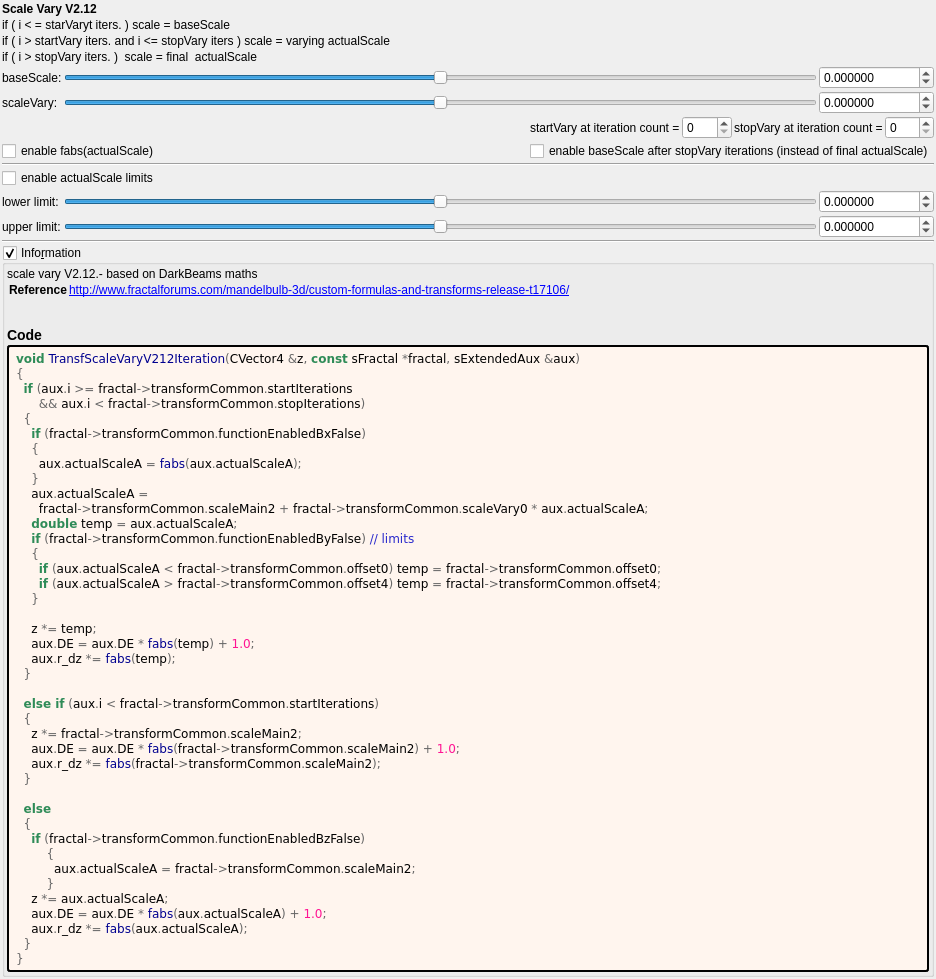
Old version of the form mandelbulber2/formula/ui/fractal_transf_scale_vary_v212.ui in the repository buddhi1980/mandelbulber2.
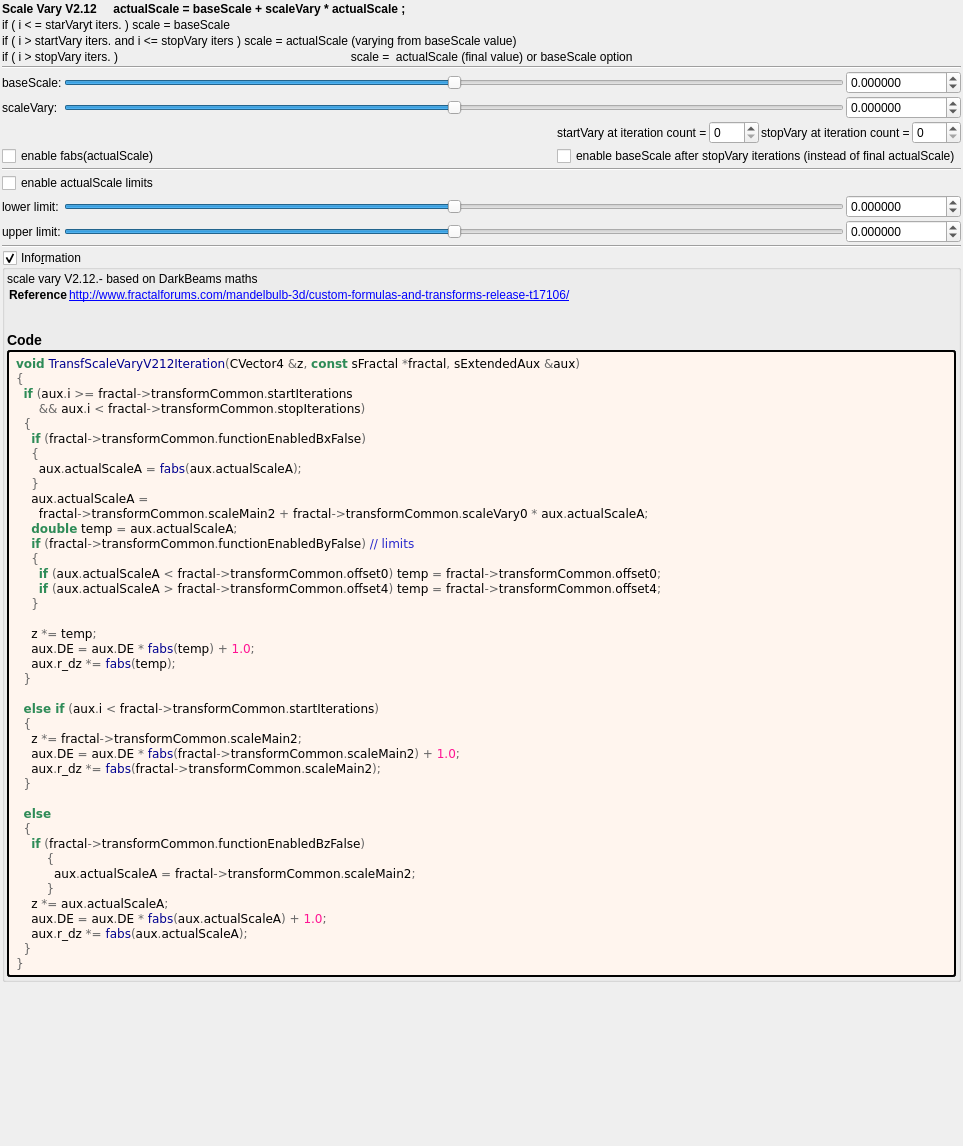
New version of the form. Custom widgets are drawn as their Qt base class.

Commit message: Recoded transf scale vary multi

Diff of the .ui file:
```diff
--- a/mandelbulber2/formula/ui/fractal_transf_scale_vary_v212.ui
+++ b/mandelbulber2/formula/ui/fractal_transf_scale_vary_v212.ui
@@ -6,8 +6,8 @@
    <rect>
     <x>0</x>
     <y>0</y>
-    <width>936</width>
-    <height>735</height>
+    <width>963</width>
+    <height>1146</height>
    </rect>
   </property>
   <property name="windowTitle">
@@ -31,20 +31,47 @@
    </property>
    <item>
     <layout class="QGridLayout" name="gridLayout_14">
+     <item row="1" column="0" colspan="3">
+      <widget class="QLabel" name="label_147">
+       <property name="text">
+        <string>if ( i &lt; = starVaryt iters. )                                                                  scale = baseScale</string>
+       </property>
+      </widget>
+     </item>
+     <item row="2" column="0" colspan="3">
+      <widget class="QLabel" name="label_159">
+       <property name="text">
+        <string>if ( i &gt; startVary iters. and i &lt;= stopVary iters )                         scale = actualScale (varying from baseScale value)</string>
+       </property>
+      </widget>
+     </item>
+     <item row="3" column="0" colspan="3">
+      <widget class="QLabel" name="label_157">
+       <property name="text">
+        <string>if ( i &gt; stopVary iters. )                                                                      scale =  actualScale (final value) or baseScale option</string>
+       </property>
+      </widget>
+     </item>
+     <item row="0" column="0" colspan="3">
+      <widget class="QLabel" name="label_141">
+       <property name="font">
+        <font>
+         <weight>75</weight>
+         <bold>true</bold>
+        </font>
+       </property>
+       <property name="text">
+        <string>Scale Vary V2.12     actualScale = baseScale + scaleVary * actualScale ;</string>
+       </property>
+      </widget>
+     </item>
      <item row="4" column="0" colspan="3">
       <layout class="QGridLayout" name="gridLayout_30">
        <property name="spacing">
         <number>2</number>
        </property>
-       <item row="12" column="0">
-        <widget class="QLabel" name="label_146">
-         <property name="text">
-          <string>lower limit:</string>
-         </property>
-        </widget>
-       </item>
-       <item row="12" column="1">
-        <widget class="QSlider" name="slider_transf_offset_0">
+       <item row="14" column="1">
+        <widget class="QSlider" name="slider_transf_offset_4">
          <property name="sizePolicy">
           <sizepolicy hsizetype="Expanding" vsizetype="Maximum">
            <horstretch>0</horstretch>
@@ -68,8 +95,15 @@
          </property>
         </widget>
        </item>
+       <item row="2" column="0">
+        <widget class="QLabel" name="label_144">
+         <property name="text">
+          <string>scaleVary:</string>
+         </property>
+        </widget>
+       </item>
        <item row="13" column="2">
-        <widget class="MyDoubleSpinBox" name="spinbox_transf_offset_4">
+        <widget class="MyDoubleSpinBox" name="spinbox_transf_offset_0">
          <property name="sizePolicy">
           <sizepolicy hsizetype="Minimum" vsizetype="Maximum">
            <horstretch>0</horstretch>
@@ -96,39 +130,74 @@
          </property>
         </widget>
        </item>
-       <item row="1" column="1">
-        <widget class="QSlider" name="slider_transf_scale_vary_0">
-         <property name="sizePolicy">
-          <sizepolicy hsizetype="Expanding" vsizetype="Maximum">
-           <horstretch>0</horstretch>
-           <verstretch>0</verstretch>
-          </sizepolicy>
-         </property>
-         <property name="minimum">
-          <number>-5000000</number>
-         </property>
-         <property name="maximum">
-          <number>5000000</number>
-         </property>
-         <property name="value">
-          <number>0</number>
-         </property>
-         <property name="sliderPosition">
-          <number>0</number>
-         </property>
+       <item row="11" column="0" colspan="3">
+        <widget class="Line" name="line_2">
          <property name="orientation">
           <enum>Qt::Horizontal</enum>
          </property>
         </widget>
        </item>
-       <item row="0" column="0">
+       <item row="2" column="2">
+        <widget class="MyDoubleSpinBox" name="spinbox_transf_scale_vary_0">
+         <property name="sizePolicy">
+          <sizepolicy hsizetype="Minimum" vsizetype="Maximum">
+           <horstretch>0</horstretch>
+           <verstretch>0</verstretch>
+          </sizepolicy>
+         </property>
+         <property name="prefix">
+          <string/>
+         </property>
+         <property name="suffix">
+          <string/>
+         </property>
+         <property name="decimals">
+          <number>6</number>
+         </property>
+         <property name="minimum">
+          <double>-100000.000000000000000</double>
+         </property>
+         <property name="maximum">
+          <double>100000.000000000000000</double>
+         </property>
+         <property name="singleStep">
+          <double>0.100000000000000</double>
+         </property>
+        </widget>
+       </item>
+       <item row="1" column="0">
         <widget class="QLabel" name="label_143">
          <property name="text">
           <string>baseScale:</string>
          </property>
         </widget>
        </item>
-       <item row="6" column="0" colspan="3">
+       <item row="13" column="1">
+        <widget class="QSlider" name="slider_transf_offset_0">
+         <property name="sizePolicy">
+          <sizepolicy hsizetype="Expanding" vsizetype="Maximum">
+           <horstretch>0</horstretch>
+           <verstretch>0</verstretch>
+          </sizepolicy>
+         </property>
+         <property name="minimum">
+          <number>-5000000</number>
+         </property>
+         <property name="maximum">
+          <number>5000000</number>
+         </property>
+         <property name="value">
+          <number>0</number>
+         </property>
+         <property name="sliderPosition">
+          <number>0</number>
+         </property>
+         <property name="orientation">
+          <enum>Qt::Horizontal</enum>
+         </property>
+        </widget>
+       </item>
+       <item row="7" column="0" colspan="3">
         <layout class="QGridLayout" name="gridLayout_3">
          <item row="1" column="3">
           <widget class="MySpinBox" name="spinboxInt_transf_start_iterations">
@@ -205,7 +274,42 @@
          </item>
         </layout>
        </item>
-       <item row="0" column="2">
+       <item row="13" column="0">
+        <widget class="QLabel" name="label_146">
+         <property name="text">
+          <string>lower limit:</string>
+         </property>
+        </widget>
+       </item>
+       <item row="14" column="2">
+        <widget class="MyDoubleSpinBox" name="spinbox_transf_offset_4">
+         <property name="sizePolicy">
+          <sizepolicy hsizetype="Minimum" vsizetype="Maximum">
+           <horstretch>0</horstretch>
+           <verstretch>0</verstretch>
+          </sizepolicy>
+         </property>
+         <property name="prefix">
+          <string/>
+         </property>
+         <property name="suffix">
+          <string/>
+         </property>
+         <property name="decimals">
+          <number>6</number>
+         </property>
+         <property name="minimum">
+          <double>-100000.000000000000000</double>
+         </property>
+         <property name="maximum">
+          <double>100000.000000000000000</double>
+         </property>
+         <property name="singleStep">
+          <double>0.100000000000000</double>
+         </property>
+        </widget>
+       </item>
+       <item row="1" column="2">
         <widget class="MyDoubleSpinBox" name="spinbox_transf_scale_main_2">
          <property name="sizePolicy">
           <sizepolicy hsizetype="Minimum" vsizetype="Maximum">
@@ -233,28 +337,28 @@
          </property>
         </widget>
        </item>
-       <item row="15" column="0" colspan="3">
+       <item row="16" column="0" colspan="3">
         <widget class="Line" name="line">
          <property name="orientation">
           <enum>Qt::Horizontal</enum>
          </property>
         </widget>
        </item>
-       <item row="11" column="0" colspan="3">
+       <item row="12" column="0" colspan="3">
         <widget class="QCheckBox" name="checkBox_transf_function_enabledBy_false">
          <property name="text">
           <string>enable actualScale limits</string>
          </property>
         </widget>
        </item>
-       <item row="13" column="0">
+       <item row="14" column="0">
         <widget class="QLabel" name="label_145">
          <property name="text">
           <string>upper limit:</string>
          </property>
         </widget>
        </item>
-       <item row="0" column="1">
+       <item row="1" column="1">
         <widget class="QSlider" name="slider_transf_scale_main_2">
          <property name="sizePolicy">
           <sizepolicy hsizetype="Expanding" vsizetype="Maximum">
@@ -279,8 +383,8 @@
        <item row="17" column="0" colspan="3">
         <layout class="QGridLayout" name="gridLayout"/>
        </item>
-       <item row="13" column="1">
-        <widget class="QSlider" name="slider_transf_offset_4">
+       <item row="2" column="1">
+        <widget class="QSlider" name="slider_transf_scale_vary_0">
          <property name="sizePolicy">
           <sizepolicy hsizetype="Expanding" vsizetype="Maximum">
            <horstretch>0</horstretch>
@@ -304,71 +408,8 @@
          </property>
         </widget>
        </item>
-       <item row="1" column="0">
-        <widget class="QLabel" name="label_144">
-         <property name="text">
-          <string>scaleVary:</string>
-         </property>
-        </widget>
-       </item>
-       <item row="12" column="2">
-        <widget class="MyDoubleSpinBox" name="spinbox_transf_offset_0">
-         <property name="sizePolicy">
-          <sizepolicy hsizetype="Minimum" vsizetype="Maximum">
-           <horstretch>0</horstretch>
-           <verstretch>0</verstretch>
-          </sizepolicy>
-         </property>
-         <property name="prefix">
-          <string/>
-         </property>
-         <property name="suffix">
-          <string/>
-         </property>
-         <property name="decimals">
-          <number>6</number>
-         </property>
-         <property name="minimum">
-          <double>-100000.000000000000000</double>
-         </property>
-         <property name="maximum">
-          <double>100000.000000000000000</double>
-         </property>
-         <property name="singleStep">
-          <double>0.100000000000000</double>
-         </property>
-        </widget>
-       </item>
-       <item row="1" column="2">
-        <widget class="MyDoubleSpinBox" name="spinbox_transf_scale_vary_0">
-         <property name="sizePolicy">
-          <sizepolicy hsizetype="Minimum" vsizetype="Maximum">
-           <horstretch>0</horstretch>
-           <verstretch>0</verstretch>
-          </sizepolicy>
-         </property>
-         <property name="prefix">
-          <string/>
-         </property>
-         <property name="suffix">
-          <string/>
-         </property>
-         <property name="decimals">
-          <number>6</number>
-         </property>
-         <property name="minimum">
-          <double>-100000.000000000000000</double>
-         </property>
-         <property name="maximum">
-          <double>100000.000000000000000</double>
-         </property>
-         <property name="singleStep">
-          <double>0.100000000000000</double>
-         </property>
-        </widget>
-       </item>
-       <item row="10" column="0" colspan="3">
-        <widget class="Line" name="line_2">
+       <item row="0" column="0" colspan="3">
+        <widget class="Line" name="line_3">
          <property name="orientation">
           <enum>Qt::Horizontal</enum>
          </property>
@@ -376,40 +417,6 @@
        </item>
       </layout>
      </item>
-     <item row="1" column="0" colspan="3">
-      <widget class="QLabel" name="label_147">
-       <property name="text">
-        <string>if ( i &lt; = starVaryt iters. )  scale = baseScale</string>
-       </property>
-      </widget>
-     </item>
-     <item row="2" column="0" colspan="3">
-      <widget class="QLabel" name="label_159">
-       <property name="text">
-        <string>if ( i &gt; startVary iters. and i &lt;= stopVary iters )  scale = varying actualScale</string>
-       </property>
-      </widget>
-     </item>
-     <item row="3" column="0" colspan="3">
-      <widget class="QLabel" name="label_157">
-       <property name="text">
-        <string>if ( i &gt; stopVary iters. )  scale = final  actualScale</string>
-       </property>
-      </widget>
-     </item>
-     <item row="0" column="0" colspan="3">
-      <widget class="QLabel" name="label_141">
-       <property name="font">
-        <font>
-         <weight>75</weight>
-         <bold>true</bold>
-        </font>
-       </property>
-       <property name="text">
-        <string>Scale Vary V2.12</string>
-       </property>
-      </widget>
-     </item>
     </layout>
    </item>
    <item>
@@ -440,29 +447,32 @@
        <number>2</number>
       </property>
       <item>
-	   <widget class="QLabel" name="label_information_general">
-	    <property name="text">
-		 <string notr="true">&lt;p&gt;scale vary V2.12.- based on DarkBeams maths&lt;/p&gt;&lt;table&gt;
+       <widget class="QLabel" name="label_information_general">
+        <property name="text">
+         <string notr="true">&lt;p&gt;scale vary V2.12.- based on DarkBeams maths&lt;/p&gt;&lt;table&gt;
 &lt;tr&gt;&lt;th&gt;Reference&lt;/th&gt;&lt;td&gt;&lt;a href=&quot;http://www.fractalforums.com/mandelbulb-3d/custom-formulas-and-transforms-release-t17106/&quot;&gt;http://www.fractalforums.com/mandelbulb-3d/custom-formulas-and-transforms-release-t17106/&lt;br&gt;
 &lt;/td&gt;&lt;/tr&gt;
 &lt;/table&gt;
 &lt;h3&gt;Code&lt;/h3&gt;</string>
-		</property>
-		<property name="wordWrap">
-		 <bool>true</bool>
-		</property>
-		<property name="openExternalLinks">
-		 <bool>true</bool>
-		</property>
-		<property name="textInteractionFlags">
-		 <set>Qt::LinksAccessibleByMouse|Qt::TextSelectableByMouse</set>
-		</property>
-		</widget>
-	   </item>
-	   <item>
-	    <widget class="QLabel" name="label_code_content">
-		 <property name="text">
-		  <string notr="true">&lt;body style=&quot;background-color:#fff5ee&quot;&gt;
+        </property>
+        <property name="wordWrap">
+         <bool>true</bool>
+        </property>
+        <property name="openExternalLinks">
+         <bool>true</bool>
+        </property>
+        <property name="textInteractionFlags">
+         <set>Qt::LinksAccessibleByMouse|Qt::TextSelectableByMouse</set>
+        </property>
+       </widget>
+      </item>
+      <item>
+       <widget class="QLabel" name="label_code_content">
+        <property name="styleSheet">
+         <string notr="true">border-style: outset; border-width: 2px; border-radius: 3px; border-color: black; background-color: #fff5ee; padding: 4px;</string>
+        </property>
+        <property name="text">
+         <string notr="true">&lt;body style=&quot;background-color:#fff5ee&quot;&gt;
 &lt;pre style=&quot;color:#000000; background-color:#fff5ee;  font-family:'Courier New',monospace;&quot;&gt;&lt;span style=&quot;color:#2e8b57; font-weight:bold&quot;&gt;void&lt;/span&gt; &lt;span style=&quot;color:#00008f&quot;&gt;TransfScaleVaryV212Iteration&lt;/span&gt;&lt;span style=&quot;color:#676767&quot;&gt;(&lt;/span&gt;CVector4 &lt;span style=&quot;color:#676767&quot;&gt;&amp;amp;&lt;/span&gt;z&lt;span style=&quot;color:#676767&quot;&gt;,&lt;/span&gt; &lt;span style=&quot;color:#2e8b57; font-weight:bold&quot;&gt;const&lt;/span&gt; sFractal &lt;span style=&quot;color:#676767&quot;&gt;*&lt;/span&gt;fractal&lt;span style=&quot;color:#676767&quot;&gt;,&lt;/span&gt; sExtendedAux &lt;span style=&quot;color:#676767&quot;&gt;&amp;amp;&lt;/span&gt;aux&lt;span style=&quot;color:#676767&quot;&gt;)&lt;/span&gt;
 &lt;span style=&quot;color:#676767&quot;&gt;{&lt;/span&gt;
   &lt;span style=&quot;color:#2e8b57; font-weight:bold&quot;&gt;if&lt;/span&gt; &lt;span style=&quot;color:#676767&quot;&gt;(&lt;/span&gt;aux&lt;span style=&quot;color:#676767&quot;&gt;.&lt;/span&gt;i &lt;span style=&quot;color:#676767&quot;&gt;&amp;gt;=&lt;/span&gt; fractal&lt;span style=&quot;color:#676767&quot;&gt;-&amp;gt;&lt;/span&gt;transformCommon&lt;span style=&quot;color:#676767&quot;&gt;.&lt;/span&gt;startIterations
@@ -506,22 +516,19 @@
 &lt;span style=&quot;color:#676767&quot;&gt;}&lt;/span&gt;
 &lt;/pre&gt;
 &lt;/body&gt;</string>
-		 </property>
-		 <property name="wordWrap">
-		  <bool>true</bool>
-		 </property>
-		 <property name="openExternalLinks">
-		  <bool>true</bool>
-		 </property>
-		 <property name="textInteractionFlags">
-		  <set>Qt::LinksAccessibleByMouse|Qt::TextSelectableByMouse</set>
-		 </property>
-		 <property name="styleSheet">
-		  <string notr="true">border-style: outset; border-width: 2px; border-radius: 3px; border-color: black; background-color: #fff5ee; padding: 4px;</string>
-		  </property>
-		 </widget>
-		</item>
-	   </layout>
+        </property>
+        <property name="wordWrap">
+         <bool>true</bool>
+        </property>
+        <property name="openExternalLinks">
+         <bool>true</bool>
+        </property>
+        <property name="textInteractionFlags">
+         <set>Qt::LinksAccessibleByMouse|Qt::TextSelectableByMouse</set>
+        </property>
+       </widget>
+      </item>
+     </layout>
     </widget>
    </item>
    <item>
```
Left out of the diff: 4 changed lines with no effect on the pictures. The commit also changes 2 other files.
